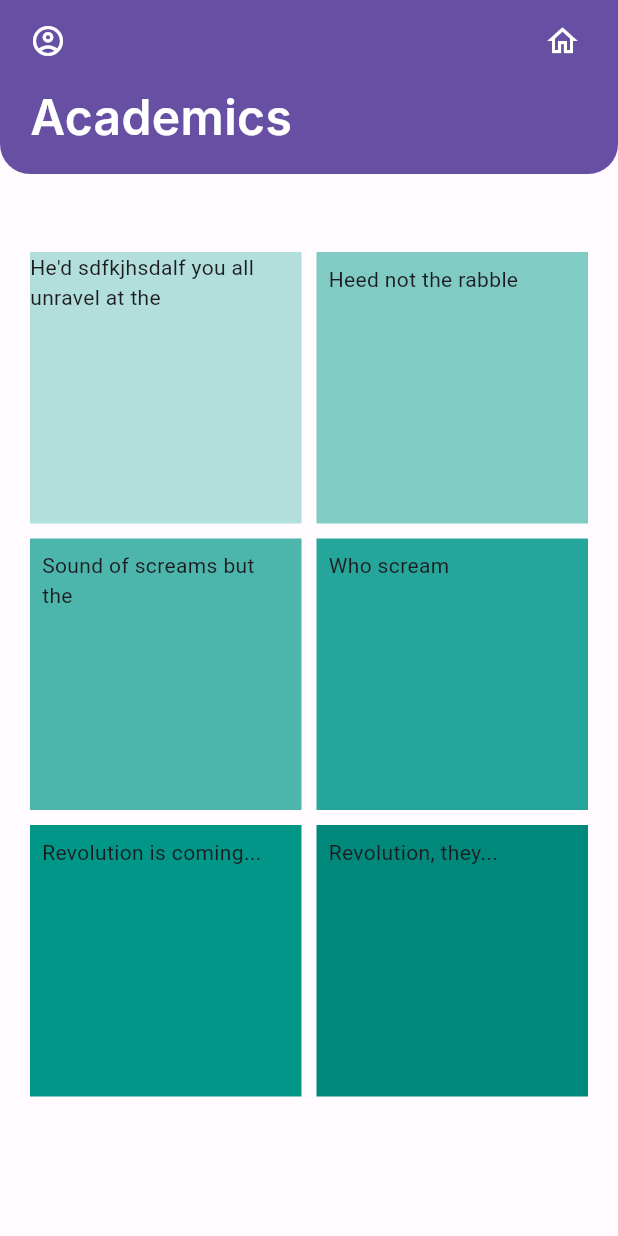
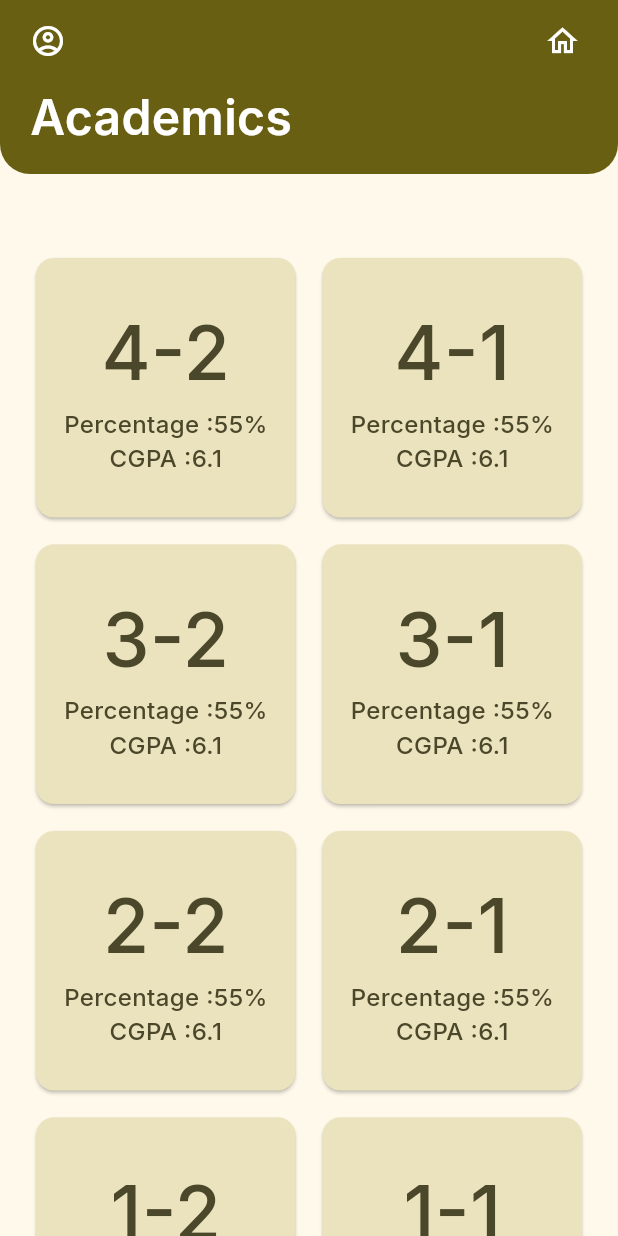
Before and after one commit to Meghashyam1218/BEAM, a Flutter app: the DashboardS screen opened by its route, after a tap on "Academmic Analysis", on a phone screen of 412 x 824 dp. Run offline on Flutter 3.47's test engine with Material 2 defaults, Android fonts, the phone set to English and light mode, and no system bars; our stand-ins replace go_router, google_fonts.

Commit message:
cards to academic

```diff
--- a/lib/components/academic/academic_card.dart
+++ b/lib/components/academic/academic_card.dart
@@ -12,24 +12,32 @@ class AcademicCard extends StatelessWidget {
   @override
   Widget build(BuildContext context) {
     return Center(
-      child: GestureDetector(
+      child: Material(
+        child: InkWell(
+          borderRadius: BorderRadius.circular(25),
+          splashColor: lightColorScheme.tertiary.withOpacity(0.05),
           onTap: () {
+            Future.delayed(const Duration(milliseconds: 100), () {
               GoRouter.of(context)
               .pushNamed("academic", params: {"loginFlag": "false"});
+            });
           },
-        child: Container(
-          width: 330,
-          padding: const EdgeInsets.symmetric(vertical: 20, horizontal: 25),
+          child: Ink(
             decoration: BoxDecoration(
               color: lightColorScheme.primaryContainer,
               borderRadius: BorderRadius.circular(25),
+
             ),
+            child: SizedBox(
+              width: 330,
+              child: Container(
+                padding:
+                    const EdgeInsets.symmetric(vertical: 20, horizontal: 25),
+
                 child: Column(
                   children: [
                     const AcademicTopRow(),
-              const SizedBox(
-                height: 10,
-              ),
+                    const SizedBox(height: 10),
                     Row(
                       children: const [
                         ProgressCircular(),
@@ -40,6 +48,12 @@ class AcademicCard extends StatelessWidget {
                 ),
               ),
             ),
+          ),
+        ),
+      ),
+
+
+
     );
   }
 }
--- a/lib/components/academic/progress_circular.dart
+++ b/lib/components/academic/progress_circular.dart
@@ -19,7 +19,7 @@ class ProgressCircular extends StatelessWidget {
               value: .7,
               strokeWidth: 14.0,
               color: lightColorScheme.primary,
-              backgroundColor: const Color(0xffC9C1F0),
+              backgroundColor: lightColorScheme.outline,
             ),
           ),
           Center(
--- /dev/null
+++ b/lib/components/cards_academic.dart
@@ -0,0 +1,97 @@
+import 'package:beam/color_schemes.g.dart';
+import 'package:flutter/material.dart';
+import 'package:go_router/go_router.dart';
+import 'package:google_fonts/google_fonts.dart';
+
+class CardsAcademic extends StatefulWidget {
+  const CardsAcademic({super.key});
+
+  @override
+  State<CardsAcademic> createState() => _CardsAcademicState();
+}
+
+class _CardsAcademicState extends State<CardsAcademic> {
+  @override
+  Widget build(BuildContext context) {
+    List<String> sems = [
+      "4-2",
+      "4-1",
+      "3-2",
+      "3-1",
+      "2-2",
+      "2-1",
+      "1-2",
+      "1-1"
+    ];
+    List<String> percentage = [
+      "55%",
+      "55%",
+      "55%",
+      "55%",
+      "55%",
+      "55%",
+      "55%",
+      "55%"
+    ];
+    List<String> cgpa = [
+      "6.1",
+      "6.1",
+      "6.1",
+      "6.1",
+      "6.1",
+      "6.1",
+      "6.1",
+      "6.1"
+    ];
+    return GridView.count(
+      primary: false,
+      padding: const EdgeInsets.all(20),
+      crossAxisSpacing: 10,
+      mainAxisSpacing: 10,
+      crossAxisCount: 2,
+      children: List.generate(
+        sems.length,
+        (index) => Card(
+          color: lightColorScheme.secondaryContainer,
+          child: InkWell(
+            splashColor:
+                lightColorScheme.background.withOpacity(0.5), // Splash color
+            onTap: () {
+              Future.delayed(const Duration(milliseconds: 100), () {
+                GoRouter.of(context).pop();
+              });
+            },
+            child: Ink(
+              child: Column(
+                mainAxisAlignment: MainAxisAlignment.center,
+                children: [
+                  Text(
+                    sems[index],
+                    style: GoogleFonts.inter(
+                        fontSize: 50,
+                        color: lightColorScheme.onSecondaryContainer,
+                        fontWeight: FontWeight.w500),
+                  ),
+                  Text(
+                    "Percentage :${percentage[index]}",
+                    style: GoogleFonts.inter(
+                        fontSize: 16,
+                        color: lightColorScheme.onSecondaryContainer,
+                        fontWeight: FontWeight.w500),
+                  ),
+                  Text(
+                    "CGPA :${cgpa[index]}",
+                    style: GoogleFonts.inter(
+                        fontSize: 16,
+                        color: lightColorScheme.onSecondaryContainer,
+                        fontWeight: FontWeight.w500),
+                  )
+                ],
+              ),
+            ),
+          ),
+        ),
+      ),
+    );
+  }
+}
--- a/lib/components/academic/dashboard_select.dart
+++ b/lib/components/dashboard_select.dart
@@ -1,6 +1,6 @@
 import 'package:flutter/material.dart';
 
-import '../select_card.dart';
+import 'select_card.dart';
 
 class DashboradCards extends StatelessWidget {
   const DashboradCards({super.key});
--- a/lib/components/total.dart
+++ /dev/null
@@ -1,47 +0,0 @@
-import 'package:flutter/material.dart';
-
-class Total extends StatelessWidget {
-  const Total({super.key});
-
-  @override
-  Widget build(BuildContext context) {
-    return GridView.count(
-      primary: false,
-      padding: const EdgeInsets.all(20),
-      crossAxisSpacing: 10,
-      mainAxisSpacing: 10,
-      crossAxisCount: 2,
-      children: <Widget>[
-        Container(
-          color: Colors.teal[100],
-          child: const Text("He'd sdfkjhsdalf you all unravel at the"),
-        ),
-        Container(
-          padding: const EdgeInsets.all(8),
-          color: Colors.teal[200],
-          child: const Text('Heed not the rabble'),
-        ),
-        Container(
-          padding: const EdgeInsets.all(8),
-          color: Colors.teal[300],
-          child: const Text('Sound of screams but the'),
-        ),
-        Container(
-          padding: const EdgeInsets.all(8),
-          color: Colors.teal[400],
-          child: const Text('Who scream'),
-        ),
-        Container(
-          padding: const EdgeInsets.all(8),
-          color: Colors.teal[500],
-          child: const Text('Revolution is coming...'),
-        ),
-        Container(
-          padding: const EdgeInsets.all(8),
-          color: Colors.teal[600],
-          child: const Text('Revolution, they...'),
-        ),
-      ],
-    );
-  }
-}
--- a/lib/screens/student/dashboard.dart
+++ b/lib/screens/student/dashboard.dart
@@ -1,5 +1,5 @@
 import 'package:beam/color_schemes.g.dart';
-import 'package:beam/components/academic/dashboard_select.dart';
+import 'package:beam/components/dashboard_select.dart';
 import 'package:beam/components/appbar_dash.dart';
 import 'package:flutter/material.dart';
 import '../../components/academic/academic_card.dart';
--- a/lib/screens/utilis/academic.dart
+++ b/lib/screens/utilis/academic.dart
@@ -1,4 +1,4 @@
-import 'package:beam/components/total.dart';
+import 'package:beam/components/cards_academic.dart';
 import 'package:beam/components/appbar.dart';
 import 'package:beam/components/dropdown.dart';
 import 'package:flutter/material.dart';
@@ -49,7 +49,7 @@ class _AcademicState extends State<Academic> {
                 ],
               ),
             ),
-            const Expanded(child: Total()),
+            const Expanded(child: CardsAcademic()),
           ],
         ),
       ),
```
Also changed, not shown: lib/color_schemes.g.dart. Lines whose indentation alone changed are shown as unchanged.
